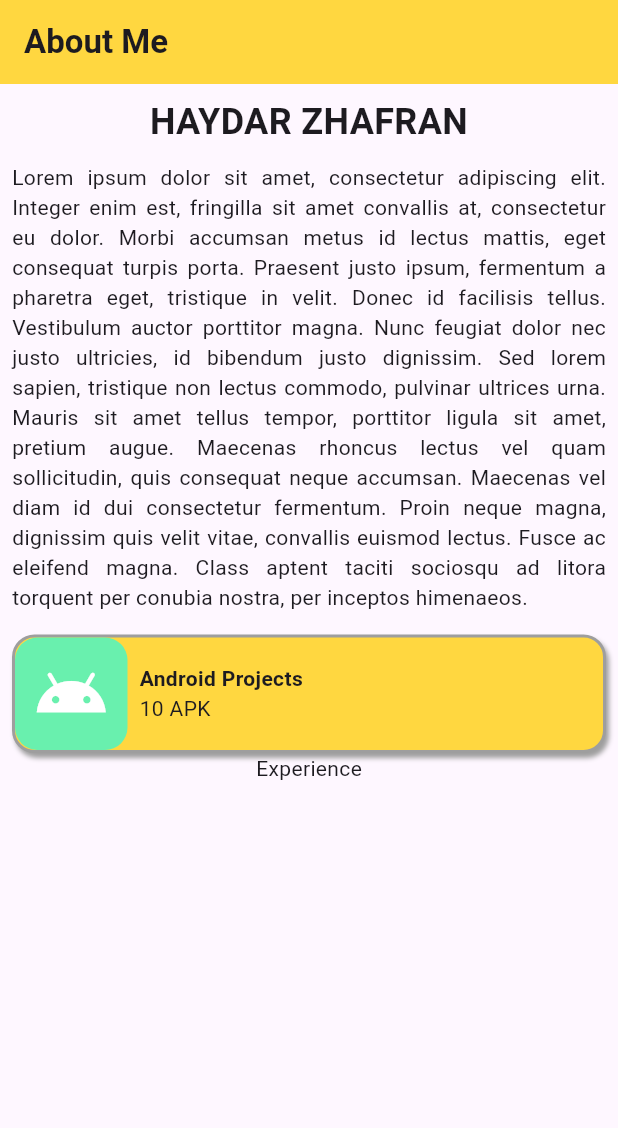
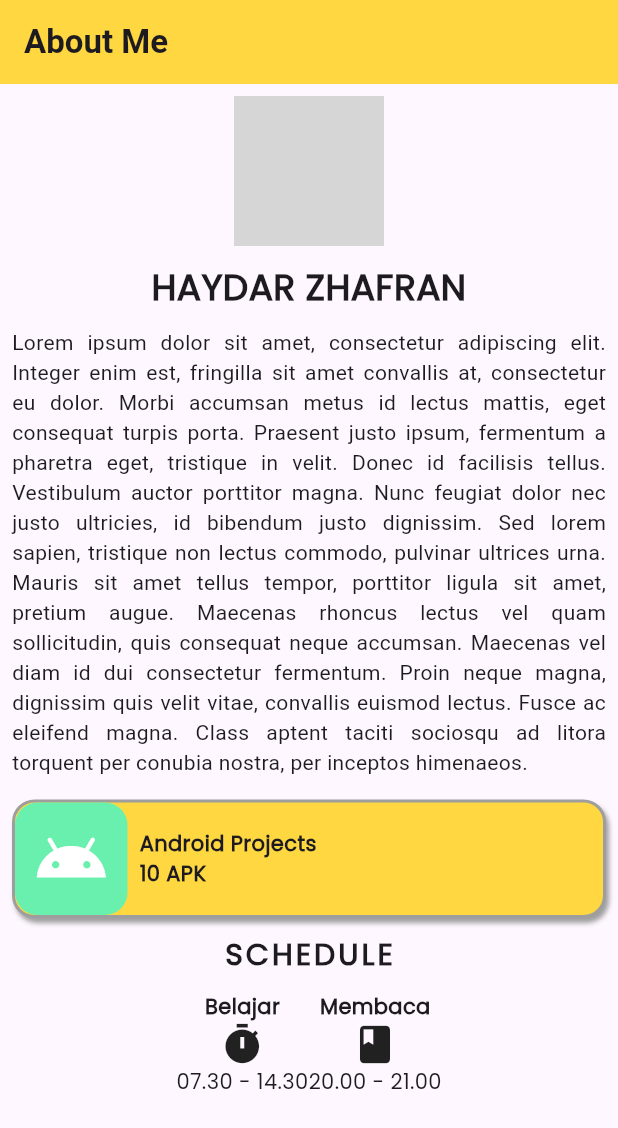
Before and after one commit to Zhafrnn/flutter_profile_card, a Flutter app: the screen it shows after launch, on a phone screen of 412 x 824 dp. Shown: the top 1128 px of the screen. Run offline on Flutter 3.47's test engine with Material 3 defaults, Android fonts, the phone set to English and light mode, and no system bars; network calls fail; grey boxes are pictures that could not be loaded.

Commit message:
Belajar Single Child Scroll view, Image, dan font

```diff
--- a/lib/aboutme.dart
+++ b/lib/aboutme.dart
@@ -13,17 +13,28 @@ class AboutMe extends StatelessWidget {
           ),
         backgroundColor: Colors.amberAccent,
       ),
-      body: Padding(
+      body: SingleChildScrollView(
+        child: Padding(
           padding: const EdgeInsets.all(8.0),
           child: Column(
             children: <Widget> [
-            Text(
+              CircleAvatar(
+                radius: 50,
+                backgroundImage: NetworkImage(
+                  'assets/trains.jpeg',
+                ),
+              ),
+              Padding(
+                padding: const EdgeInsets.only(top: 10.0),
+                child: Text(
                   'Haydar Zhafran'.toUpperCase(),
                   style: TextStyle(
                     fontSize: 24,
                     fontWeight: FontWeight.bold,
+                    fontFamily: 'Poppins',
                   ),
                   textAlign: TextAlign.center,
+                ),
               ),
               SizedBox(
                 height: 10,
@@ -74,20 +85,88 @@ class AboutMe extends StatelessWidget {
                       crossAxisAlignment: CrossAxisAlignment.start,
                       children: [
                         Text(
-                        'Android Project\s',
+                          'Android Projects',
                           style: TextStyle(
-                        fontWeight: FontWeight.bold,),
+                          fontWeight: FontWeight.bold,
+                          fontFamily: 'Poppins',
                           ),
-                        Text('10 APK')
+                          ),
+                          Text(
+                            '10 APK',
+                            style: TextStyle(
+                              fontWeight: FontWeight.bold,
+                              fontFamily: 'Poppins',
+                            ),
+                            ),
                         ],
                       ),
                     ),
                   ],
                 ),
               ),
-            Text('Experience'),
-
+              Padding(
+                padding: const EdgeInsets.symmetric(
+                  vertical: 10
+                  ),
+                child: Text(
+                  'Schedule'.toUpperCase(),
+                  style: TextStyle(
+                    fontWeight: FontWeight.bold,
+                    fontFamily: 'Poppins',
+                    fontSize: 20,
+                    letterSpacing: 2,
+                  ),
+                ),
+              ),
+              Row(
+                mainAxisAlignment: MainAxisAlignment.center,
+                children: <Widget>[
+                  Column(
+                    children: <Widget>[
+                      Text(
+                        'Belajar',
+                        style: TextStyle(
+                          fontWeight: FontWeight.bold,
+                          fontFamily: 'Poppins',
+                        ),
+                      ),
+                      Icon(
+                        Icons.timer,
+                        size: 30,
+                      ),
+                      Text(
+                        '07.30 - 14.30',
+                        style: TextStyle(
+                          fontFamily: 'Poppins',
+                        ),
+                      )
                     ],
+                  ),
+                  Column(
+                    children: <Widget>[
+                      Text(
+                        'Membaca',
+                        style: TextStyle(
+                          fontWeight: FontWeight.w700,
+                          fontFamily: 'Poppins',
+                        ),
+                      ),
+                      Icon(
+                        Icons.book,
+                        size: 30,
+                      ),
+                      Text(
+                        '20.00 - 21.00',
+                        style: TextStyle(
+                          fontFamily: 'Poppins',
+                        ),
+                      ),
+                    ],
+                  ),
+                ],
+              ),
+            ],
+          ),
         ),
       ),
     );
```
Also changed, not shown: pubspec.yaml (+8 -8 lines), assets/Sticker.jpg (added), assets/trains.jpeg (added), fonts/Poppins-Italic.ttf (added), fonts/Poppins-Regular.ttf (added). Lines whose indentation alone changed are shown as unchanged.
